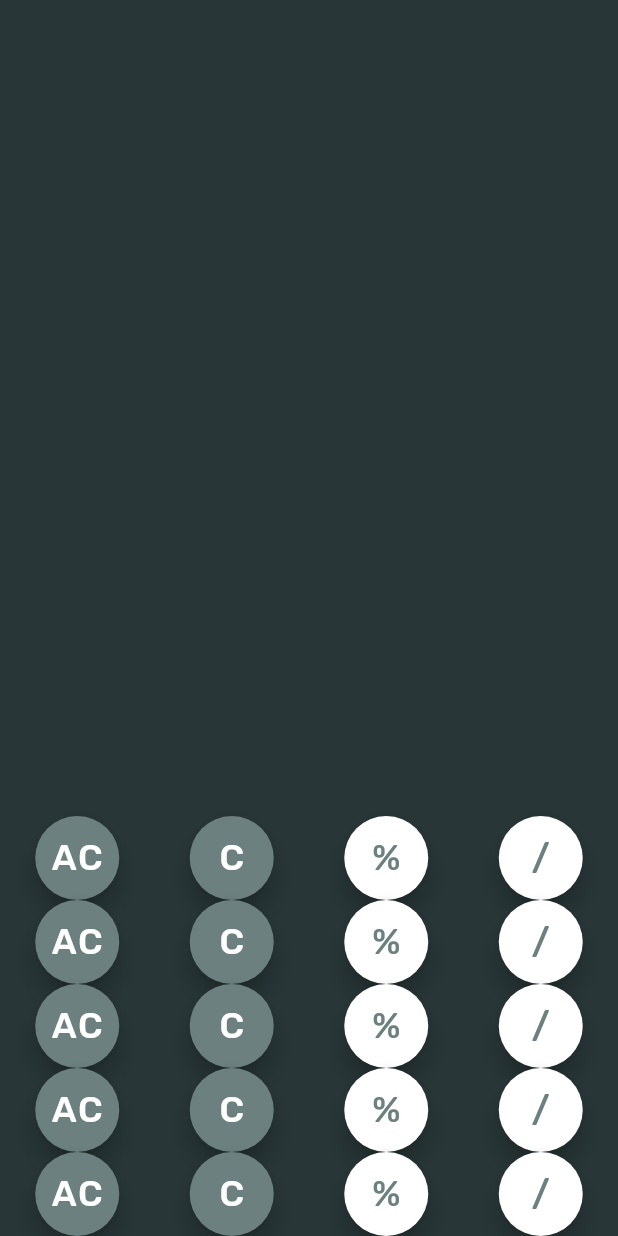
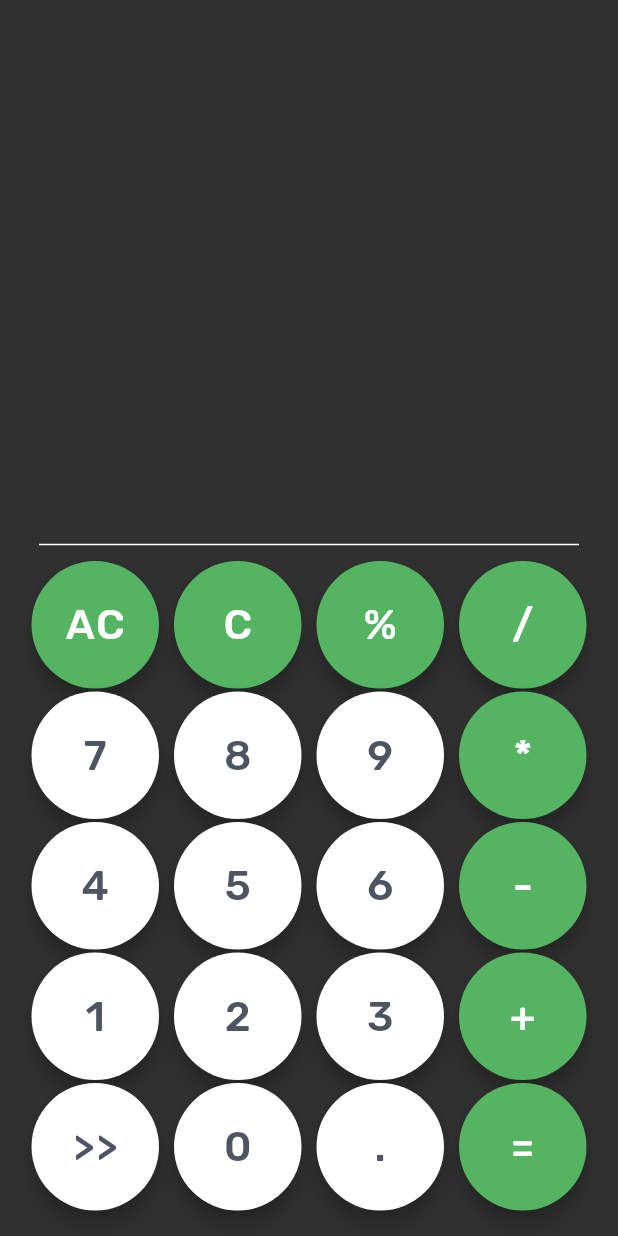
Before and after one commit to dheerajj007/calculator, a Flutter app: the screen it shows after launch, on a phone screen of 412 x 824 dp. Run offline on Flutter 3.47's test engine with Material 2 defaults, Android fonts, the phone set to English and light mode, and no system bars; our stand-ins replace google_fonts, math_expressions.

Commit message:
Simple Calculator Done

```diff
--- a/lib/main.dart
+++ b/lib/main.dart
@@ -1,39 +1,129 @@
 import 'package:flutter/material.dart';
+import 'package:google_fonts/google_fonts.dart';
 import 'package:scientific_calculator/widgets/calculator_button.dart';
+import 'package:math_expressions/math_expressions.dart';
+import 'dart:ui';
 
 void main() => runApp(CalculatorApp());
 
-class CalculatorApp extends StatelessWidget {
+class CalculatorApp extends StatefulWidget {
+  @override
+  _CalculatorAppState createState() => _CalculatorAppState();
+}
+
+class _CalculatorAppState extends State<CalculatorApp> {
+  String _history = '';
+  String _expression = '';
+
+  void numberClicked(String text) {
+    setState(
+      () {
+        _expression += text;
+      },
+    );
+  }
+
+  void allClear(String text) {
+    setState(
+      () {
+        _history = '';
+        _expression = '';
+      },
+    );
+  }
+
+  void clear(String text) {
+    setState(
+      () {
+        _expression = '';
+      },
+    );
+  }
+
+  void evaluate(String text) {
+    Parser p = Parser();
+    Expression exp = p.parse(_expression);
+    ContextModel cm = ContextModel();
+    double eval = exp.evaluate(EvaluationType.REAL, cm);
+    setState(
+      () {
+        _history = _expression;
+        _expression = eval.toString();
+      },
+    );
+  }
+
   @override
   Widget build(BuildContext context) {
     return MaterialApp(
+      debugShowCheckedModeBanner: false,
+      theme: ThemeData.dark(),
       title: 'Calculator',
       home: Scaffold(
-        backgroundColor: Color(0xff283637),
+        // backgroundColor: Color(0xff4f5463),
         body: SafeArea(
+          child: Padding(
+            padding: const EdgeInsets.all(16.0),
             child: Column(
               mainAxisAlignment: MainAxisAlignment.end,
               children: [
+                Container(
+                  padding: EdgeInsets.all(12),
+                  child: Text(
+                    _history,
+                    style: GoogleFonts.rubik(
+                      textStyle: TextStyle(
+                        fontSize: 30,
+                        color: Color(0xff54b461),
+                      ),
+                    ),
+                  ),
+                  alignment: Alignment(1, 1),
+                ),
+                Container(
+                  padding: EdgeInsets.all(12),
+                  child: Text(
+                    _expression,
+                    style: GoogleFonts.rubik(
+                      textStyle: TextStyle(
+                        fontSize: 60,
+                      ),
+                    ),
+                  ),
+                  alignment: Alignment(1, 1),
+                ),
+                SizedBox(
+                  height: 40,
+                ),
+                Divider(
+                  color: Color(0xffffffff),
+                  height: 20,
+                  thickness: 1,
+                  indent: 10,
+                  endIndent: 10,
+                ),
                 Row(
                   mainAxisAlignment: MainAxisAlignment.spaceAround,
                   children: <Widget>[
                     CalculatorButton(
                       text: 'AC',
-                    fillColor: 0xff6c807f,
+                      fillColor: 0xff54b461,
+                      callBack: allClear,
                     ),
                     CalculatorButton(
                       text: 'C',
-                    fillColor: 0xff6c807f,
+                      fillColor: 0xff54b461,
+                      callBack: clear,
                     ),
                     CalculatorButton(
                       text: '%',
-                    fillColor: 0xffffffff,
-                    textColor: 0xff6c807f,
+                      fillColor: 0xff54b461,
+                      callBack: numberClicked,
                     ),
                     CalculatorButton(
                       text: '/',
-                    fillColor: 0xffffffff,
-                    textColor: 0xff6c807f,
+                      fillColor: 0xff54b461,
+                      callBack: numberClicked,
                     ),
                   ],
                 ),
@@ -41,22 +131,27 @@ class CalculatorApp extends StatelessWidget {
                   mainAxisAlignment: MainAxisAlignment.spaceAround,
                   children: <Widget>[
                     CalculatorButton(
-                    text: 'AC',
-                    fillColor: 0xff6c807f,
+                      text: '7',
+                      fillColor: 0xffffffff,
+                      textColor: 0xff4f5463,
+                      callBack: numberClicked,
                     ),
                     CalculatorButton(
-                    text: 'C',
-                    fillColor: 0xff6c807f,
+                      text: '8',
+                      fillColor: 0xffffffff,
+                      textColor: 0xff4f5463,
+                      callBack: numberClicked,
                     ),
                     CalculatorButton(
-                    text: '%',
+                      text: '9',
                       fillColor: 0xffffffff,
-                    textColor: 0xff6c807f,
+                      textColor: 0xff4f5463,
+                      callBack: numberClicked,
                     ),
                     CalculatorButton(
-                    text: '/',
-                    fillColor: 0xffffffff,
-                    textColor: 0xff6c807f,
+                      text: '*',
+                      fillColor: 0xff54b461,
+                      callBack: numberClicked,
                     ),
                   ],
                 ),
@@ -64,22 +159,27 @@ class CalculatorApp extends StatelessWidget {
                   mainAxisAlignment: MainAxisAlignment.spaceAround,
                   children: <Widget>[
                     CalculatorButton(
-                    text: 'AC',
-                    fillColor: 0xff6c807f,
+                      text: '4',
+                      fillColor: 0xffffffff,
+                      textColor: 0xff4f5463,
+                      callBack: numberClicked,
                     ),
                     CalculatorButton(
-                    text: 'C',
-                    fillColor: 0xff6c807f,
+                      text: '5',
+                      fillColor: 0xffffffff,
+                      textColor: 0xff4f5463,
+                      callBack: numberClicked,
                     ),
                     CalculatorButton(
-                    text: '%',
+                      text: '6',
                       fillColor: 0xffffffff,
-                    textColor: 0xff6c807f,
+                      textColor: 0xff4f5463,
+                      callBack: numberClicked,
                     ),
                     CalculatorButton(
-                    text: '/',
-                    fillColor: 0xffffffff,
-                    textColor: 0xff6c807f,
+                      text: '-',
+                      fillColor: 0xff54b461,
+                      callBack: numberClicked,
                     ),
                   ],
                 ),
@@ -87,22 +187,27 @@ class CalculatorApp extends StatelessWidget {
                   mainAxisAlignment: MainAxisAlignment.spaceAround,
                   children: <Widget>[
                     CalculatorButton(
-                    text: 'AC',
-                    fillColor: 0xff6c807f,
+                      text: '1',
+                      fillColor: 0xffffffff,
+                      textColor: 0xff4f5463,
+                      callBack: numberClicked,
                     ),
                     CalculatorButton(
-                    text: 'C',
-                    fillColor: 0xff6c807f,
+                      text: '2',
+                      fillColor: 0xffffffff,
+                      textColor: 0xff4f5463,
+                      callBack: numberClicked,
                     ),
                     CalculatorButton(
-                    text: '%',
+                      text: '3',
                       fillColor: 0xffffffff,
-                    textColor: 0xff6c807f,
+                      textColor: 0xff4f5463,
+                      callBack: numberClicked,
                     ),
                     CalculatorButton(
-                    text: '/',
-                    fillColor: 0xffffffff,
-                    textColor: 0xff6c807f,
+                      text: '+',
+                      fillColor: 0xff54b461,
+                      callBack: numberClicked,
                     ),
                   ],
                 ),
@@ -110,22 +215,26 @@ class CalculatorApp extends StatelessWidget {
                   mainAxisAlignment: MainAxisAlignment.spaceAround,
                   children: <Widget>[
                     CalculatorButton(
-                    text: 'AC',
-                    fillColor: 0xff6c807f,
+                      text: '>>',
+                      fillColor: 0xffffffff,
+                      textColor: 0xff4f5463,
                     ),
                     CalculatorButton(
-                    text: 'C',
-                    fillColor: 0xff6c807f,
+                      text: '0',
+                      fillColor: 0xffffffff,
+                      textColor: 0xff4f5463,
+                      callBack: numberClicked,
                     ),
                     CalculatorButton(
-                    text: '%',
+                      text: '.',
                       fillColor: 0xffffffff,
-                    textColor: 0xff6c807f,
+                      textColor: 0xff4f5463,
+                      callBack: numberClicked,
                     ),
                     CalculatorButton(
-                    text: '/',
-                    fillColor: 0xffffffff,
-                    textColor: 0xff6c807f,
+                      text: '=',
+                      fillColor: 0xff54b461,
+                      callBack: evaluate,
                     ),
                   ],
                 ),
@@ -133,6 +242,7 @@ class CalculatorApp extends StatelessWidget {
             ),
           ),
         ),
+      ),
     );
   }
 }
--- a/lib/widgets/calculator_button.dart
+++ b/lib/widgets/calculator_button.dart
@@ -6,17 +6,22 @@ class CalculatorButton extends StatelessWidget {
   final int fillColor;
   final int textColor;
   final double textSize;
+  final Function callBack;
   const CalculatorButton({
     Key key,
     this.fillColor,
     this.text,
     this.textColor = 0xffffffff,
-    this.textSize = 24,
+    this.textSize = 28,
+    this.callBack,
   }) : super(key: key);
 
   @override
   Widget build(BuildContext context) {
     return Container(
+      margin: EdgeInsets.all(1),
+      height: 85.0,
+      width: 90.0,
       child: FloatingActionButton(
         child: Text(
           text,
@@ -27,7 +32,9 @@ class CalculatorButton extends StatelessWidget {
             ),
           ),
         ),
-        onPressed: () {},
+        onPressed: () {
+          callBack(text);
+        },
         backgroundColor: Color(fillColor),
       ),
     );
--- a/pubspec.yaml
+++ b/pubspec.yaml
@@ -23,8 +23,8 @@ environment:
 dependencies:
   flutter:
     sdk: flutter
-  # cupertino_icons: ^1.0.0
   google_fonts: ^1.1.1
+  math_expressions: ^2.0.1
 
 dev_dependencies:
   flutter_test:
```
Also changed, not shown: pubspec.lock. Lines whose indentation alone changed are shown as unchanged.
